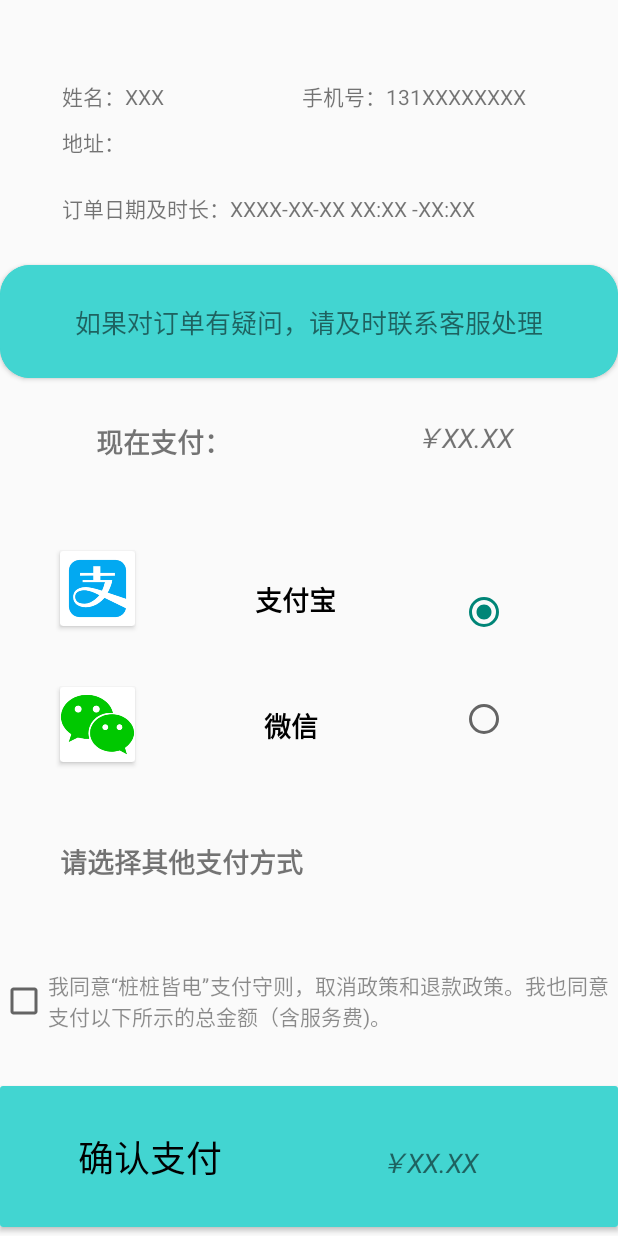
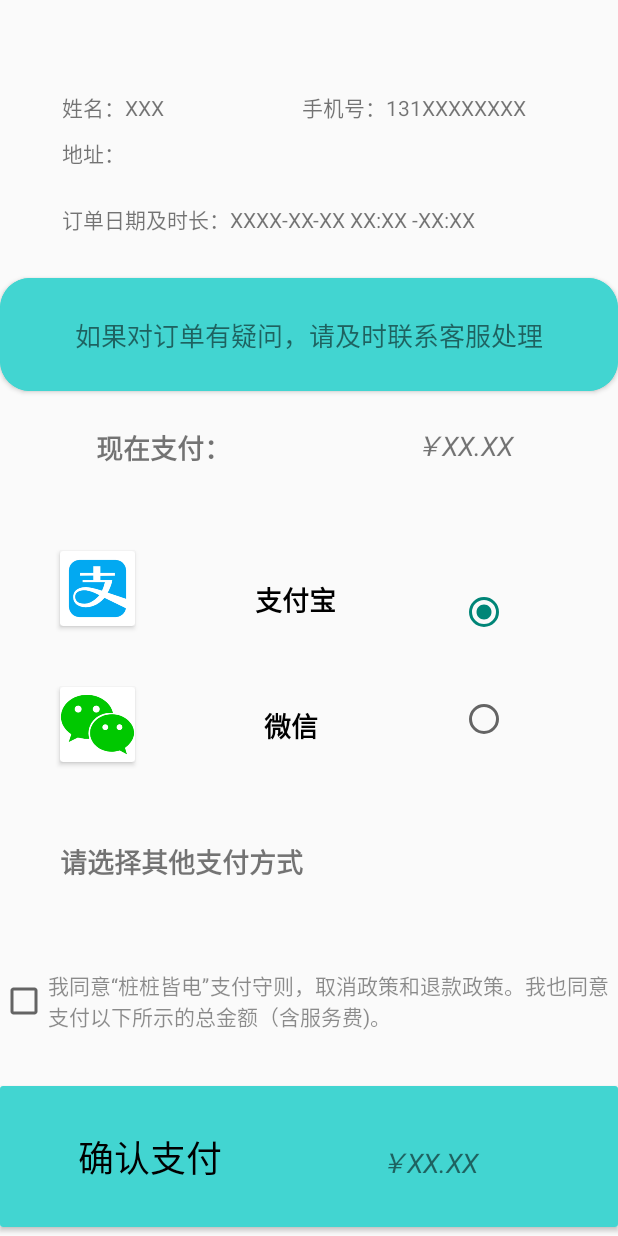
Before and after one commit to szyzstop3/EVCharger, an Android app: the PayFragment screen opened through its navigation route, on a phone screen of 412 x 824 dp. Run offline under Robolectric (Android 15) with nearby library versions, the phone set to English and light mode, and no system bars; libraries missing offline, so code that uses them is left out: com.huawei.hms.

Commit message:
新的提交1

```diff
--- a/app/src/main/res/layout/fragment_charge_page.xml
+++ b/app/src/main/res/layout/fragment_charge_page.xml
@@ -22,7 +22,7 @@
     <include
         layout="@layout/fragment_charge_page_card1"
         android:layout_width="0dp"
-        android:layout_height="401dp"
+        android:layout_height="480dp"
         app:layout_constraintBottom_toBottomOf="@+id/bmapView"
         app:layout_constraintEnd_toEndOf="@+id/bmapView"
         app:layout_constraintStart_toStartOf="parent" />
--- a/app/src/main/res/layout/fragment_judge_page_card2add1.xml
+++ b/app/src/main/res/layout/fragment_judge_page_card2add1.xml
@@ -132,6 +132,7 @@
                 android:id="@+id/textView13"
                 android:layout_width="wrap_content"
                 android:layout_height="40dp"
+                android:layout_marginStart="10dp"
                 android:gravity="center_vertical"
                 android:text="2020-1-16 07:32:06-09:45:23"
                 android:textColor="#707677"
@@ -143,6 +144,7 @@
                 android:id="@+id/textView18"
                 android:layout_width="wrap_content"
                 android:layout_height="40dp"
+                android:layout_marginStart="10dp"
                 android:gravity="center_vertical"
                 android:text="北京邮电大学沙河校区"
                 android:textColor="#707677"
@@ -154,6 +156,7 @@
                 android:id="@+id/textView19"
                 android:layout_width="wrap_content"
                 android:layout_height="wrap_content"
+                android:layout_marginStart="10dp"
                 android:gravity="center_vertical"
                 android:text="95元（优惠券减15元）"
                 android:textColor="#707677"
--- a/app/src/main/res/layout/fragment_pay.xml
+++ b/app/src/main/res/layout/fragment_pay.xml
@@ -76,7 +76,7 @@
         android:layout_width="0dp"
         android:layout_height="0dp"
         android:orientation="horizontal"
-        app:layout_constraintGuide_percent="0.26" />
+        app:layout_constraintGuide_percent="0.27" />
 
     <androidx.constraintlayout.widget.Guideline
         android:id="@+id/guideline20"
```
Also changed, not shown: 1 other file.
